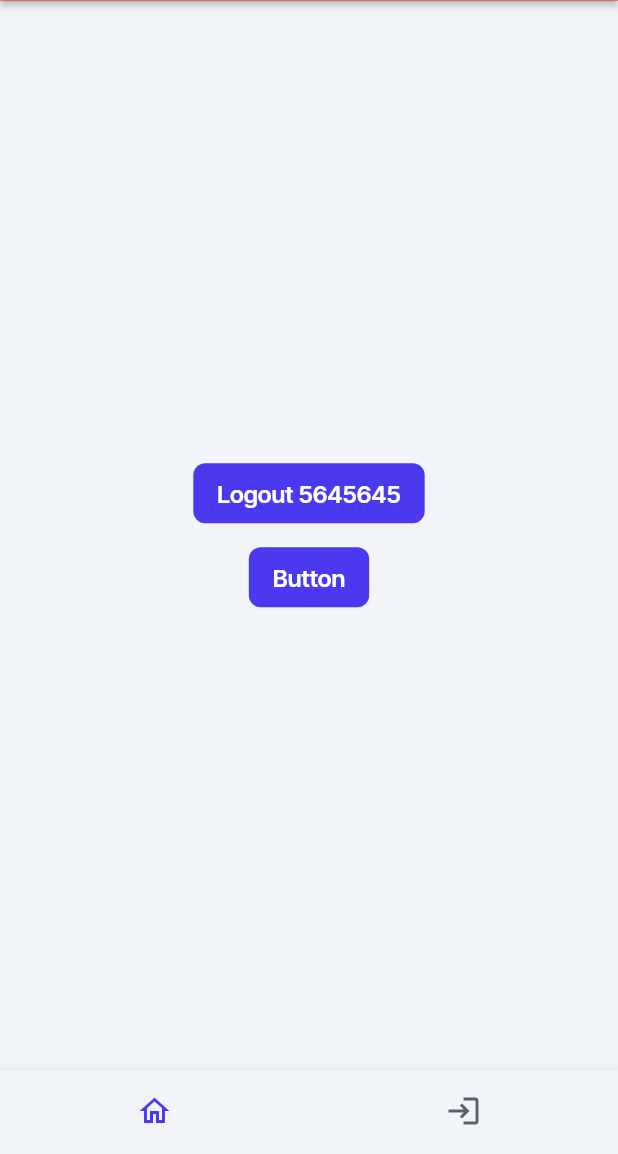
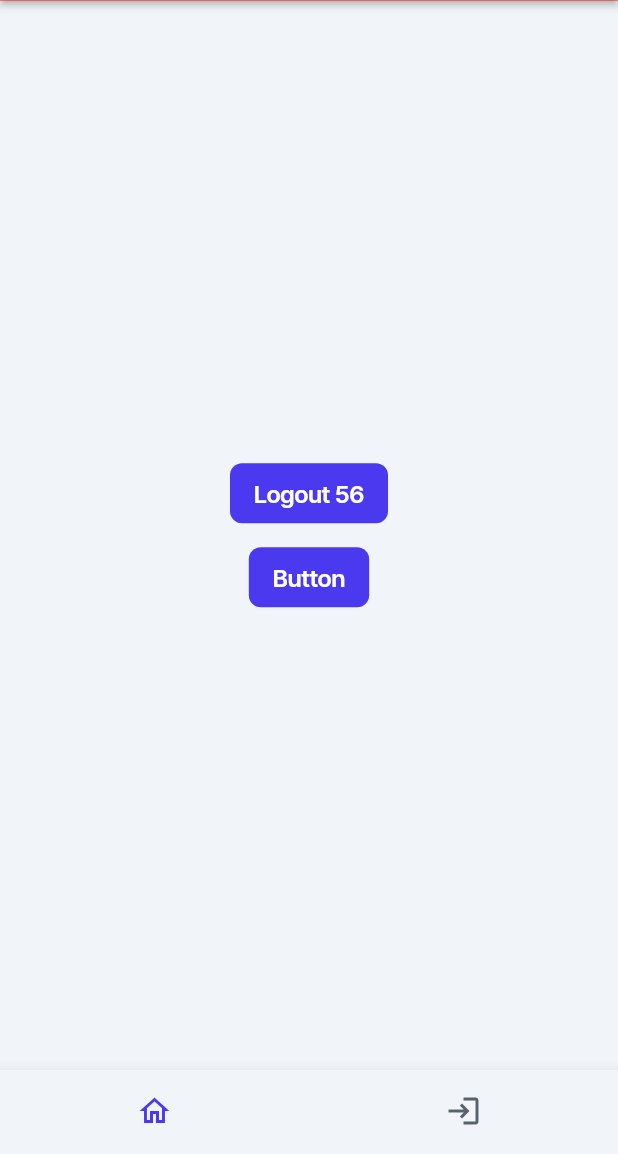
Before and after one commit to ffhr/FlutterFlowBenchmark, a Flutter app: the screen it shows once a user with an empty profile is signed in, on a phone screen of 412 x 824 dp, the part 82-1236 px from its top. Run offline on Flutter 3.47's test engine with Material 3 defaults, Android fonts, the phone set to English and light mode, and no system bars; drawn by our look-alikes of auto_size_text; our stand-ins replace firebase_auth, firebase_core, font_awesome_flutter, from_css_color, go_router, google_fonts and 6 more; missing offline and left inert: json_path; accounts and stored records are empty; statements that could not run were skipped.

Commit message:
Updating to latest FlutterFlow output.

```diff
--- a/lib/pages/home_page/home_page_widget.dart
+++ b/lib/pages/home_page/home_page_widget.dart
@@ -77,7 +77,7 @@ class _HomePageWidgetState extends State<HomePageWidget> {
 
                     context.goNamedAuth('LoginPage', context.mounted);
                   },
-                  text: 'Logout 5645645',
+                  text: 'Logout 56',
                   options: FFButtonOptions(
                     height: 40.0,
                     padding:
```
